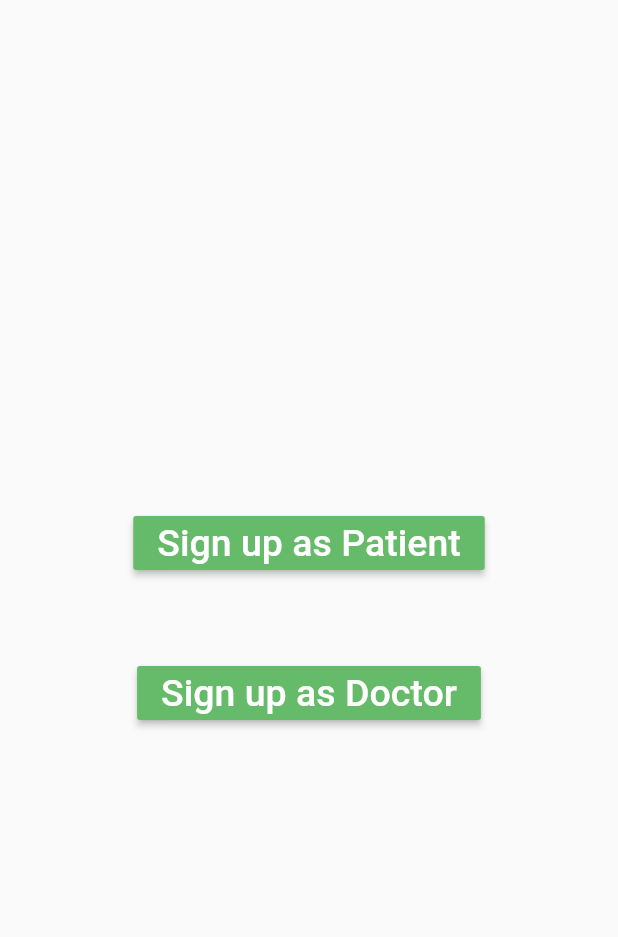
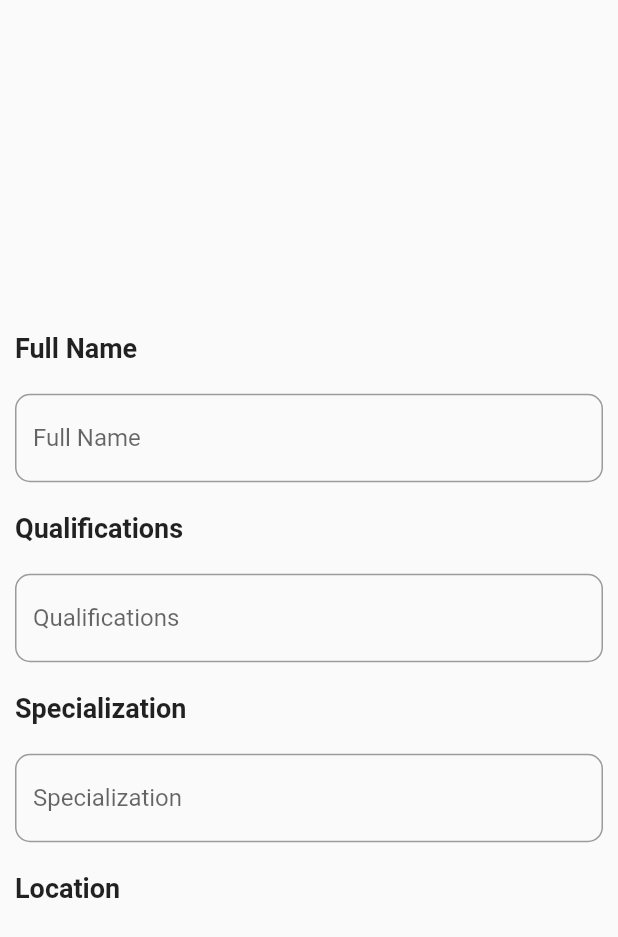
Before and after one commit to hiteshtiwari9491/todoapp, a Flutter app: the screen it shows after launch, on a phone screen of 412 x 824 dp. Shown: the top 937 px of the screen. Run offline on Flutter 3.47's test engine with Material 2 defaults, Android fonts, the phone set to English and light mode, and no system bars; missing offline and left inert: dropdownfield.

Commit message:
Add doctor and patient registration screen

```diff
--- a/lib/routes/routes.dart
+++ b/lib/routes/routes.dart
@@ -1,15 +1,17 @@
 import 'package:flutter/material.dart';
+import 'package:todo_app/screens/doctor_signup_screen.dart';
 import 'package:todo_app/screens/home.dart';
 import 'package:todo_app/screens/listscreen.dart';
 import 'package:todo_app/screens/loginscreen.dart';
-import 'package:todo_app/screens/signupscreen.dart';
-import 'package:todo_app/screens/splashscreen.dart';
+import 'package:todo_app/screens/patient_signup_screen.dart';
+import 'package:todo_app/screens/signup_screen.dart';
+import 'package:todo_app/screens/splash_screen.dart';
 
 import '../utils/route_names.dart';
 
 class SetupRoutes {
   // Set initial route here
-  static String initialRoute = Routes.SIGNUP;
+  static String initialRoute = Routes.DOCTOR_SIGNUP;
 
   /// Add entry for new route here
   static Map<String, WidgetBuilder> get routes {
@@ -19,6 +21,8 @@ class SetupRoutes {
       Routes.ADD_TO_LIST: (context) => ListScreen(),
       Routes.SPLASH_SCREEN:(context) => SplashScreen(),
       Routes.SIGNUP:(context) => Signup(),
+      Routes.PATIENT_SIGNUP:(context) => PatientSignup(),
+      Routes.DOCTOR_SIGNUP:(context) => DoctorSignup(),
     };
   }
 
--- /dev/null
+++ b/lib/screens/doctor_signup_screen.dart
@@ -0,0 +1,105 @@
+import 'package:flutter/material.dart';
+class DoctorSignup extends StatefulWidget {
+  @override
+  _DoctorSignupState createState() => _DoctorSignupState();
+}
+
+class _DoctorSignupState extends State<DoctorSignup> {
+  TextEditingController nameController = TextEditingController();
+  @override
+  Widget build(BuildContext context) {
+    return Scaffold(
+      body: Center(
+        child: Column(
+          mainAxisAlignment: MainAxisAlignment.center,
+          children: <Widget>[
+            Container(
+                alignment: Alignment.bottomLeft,
+                padding: EdgeInsets.all(10),
+                child: Text(
+                  'Full Name',
+                  style: TextStyle(fontSize: 18,fontWeight: FontWeight.bold),
+                )),
+
+            Container(
+              padding: EdgeInsets.all(10),
+              child: TextField(
+                controller: nameController,
+                decoration: InputDecoration(
+
+                  border: OutlineInputBorder(
+                    borderRadius: BorderRadius.circular(10.0),
+                  ),
+                  labelText: 'Full Name',
+                ),
+              ),
+            ),
+            Container(
+                alignment: Alignment.bottomLeft,
+                padding: EdgeInsets.all(10),
+                child: Text(
+                  'Qualifications',
+                  style: TextStyle(fontSize: 18,fontWeight: FontWeight.bold),
+                )),
+            Container(
+              padding: EdgeInsets.all(10),
+              child: TextField(
+                controller: nameController,
+                decoration: InputDecoration(
+
+                  border: OutlineInputBorder(
+                    borderRadius: BorderRadius.circular(10.0),
+                  ),
+                  labelText: 'Qualifications',
+                ),
+              ),
+            ),
+            Container(
+                alignment: Alignment.bottomLeft,
+                padding: EdgeInsets.all(10),
+                child: Text(
+                  'Specialization',
+                  style: TextStyle(fontSize: 18,fontWeight: FontWeight.bold),
+                )),
+            Container(
+              padding: EdgeInsets.all(10),
+              child: TextField(
+                controller: nameController,
+                decoration: InputDecoration(
+
+                  border: OutlineInputBorder(
+                    borderRadius: BorderRadius.circular(10.0),
+                  ),
+                  labelText: 'Specialization',
+                ),
+              ),
+            ),
+            Container(
+                alignment: Alignment.bottomLeft,
+                padding: EdgeInsets.all(10),
+                child: Text(
+                  'Location',
+                  style: TextStyle(fontSize: 18,fontWeight: FontWeight.bold),
+                )),
+            /*Container(
+              body :Ce
+              padding: EdgeInsets.all(10),
+              child: TextField(
+                controller: nameController,
+                decoration: InputDecoration(
+
+                  border: OutlineInputBorder(
+                    borderRadius: BorderRadius.circular(10.0),
+                  ),
+                  labelText: 'Location',
+                ),
+              ),
+            ),
+*/
+          ],
+
+        ),
+      ),
+    );
+  }
+}
--- a/lib/utils/route_names.dart
+++ b/lib/utils/route_names.dart
@@ -4,4 +4,6 @@ class Routes {
   static const String ADD_TO_LIST = 'list_to_list';
   static const String SPLASH_SCREEN = 'splash_screen';
   static const String SIGNUP = 'signup';
+  static const String PATIENT_SIGNUP ='patient_signup';
+  static const String DOCTOR_SIGNUP ='doctor_signup';
 }
--- a/pubspec.yaml
+++ b/pubspec.yaml
@@ -30,6 +30,9 @@ dependencies:
   cupertino_icons: ^0.1.3
 
   provider:
+  dropdownfield: 1.0.0
+  custom_radio_button:
+
 
 
 dev_dependencies:
```
Also changed, not shown: lib/screens/loginscreen.dart (+5 -2 lines), lib/screens/patient_signup_screen.dart (added, +98 -0 lines), lib/screens/signup_screen.dart (renamed from lib/screens/signupscreen.dart), lib/screens/splash_screen.dart (renamed from lib/screens/splashscreen.dart), pubspec.lock.
